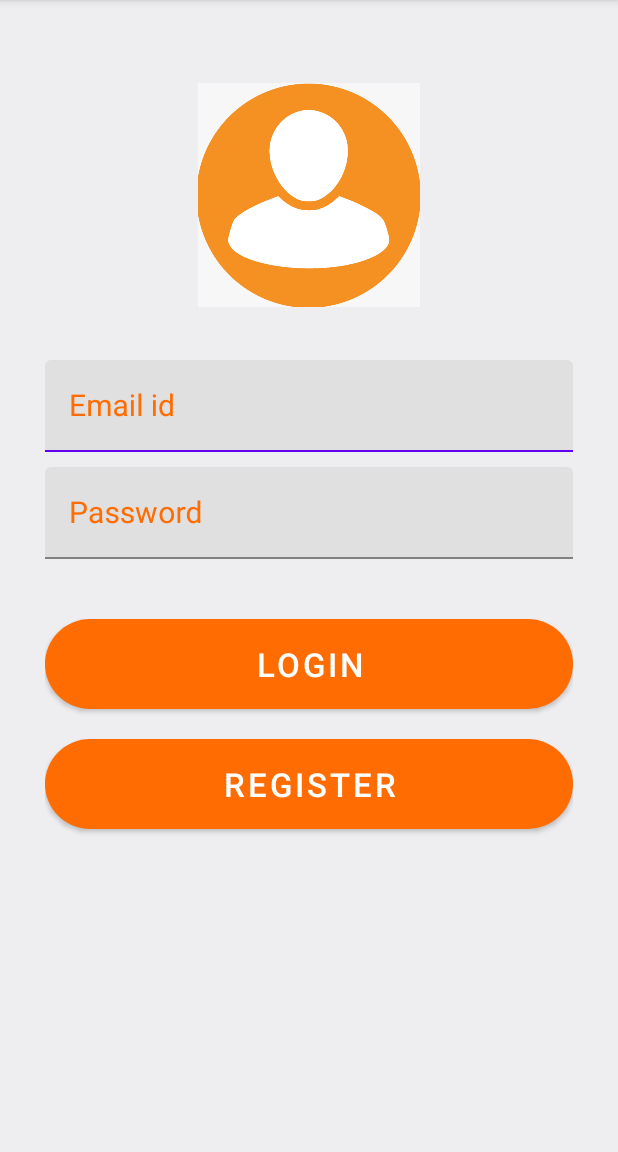
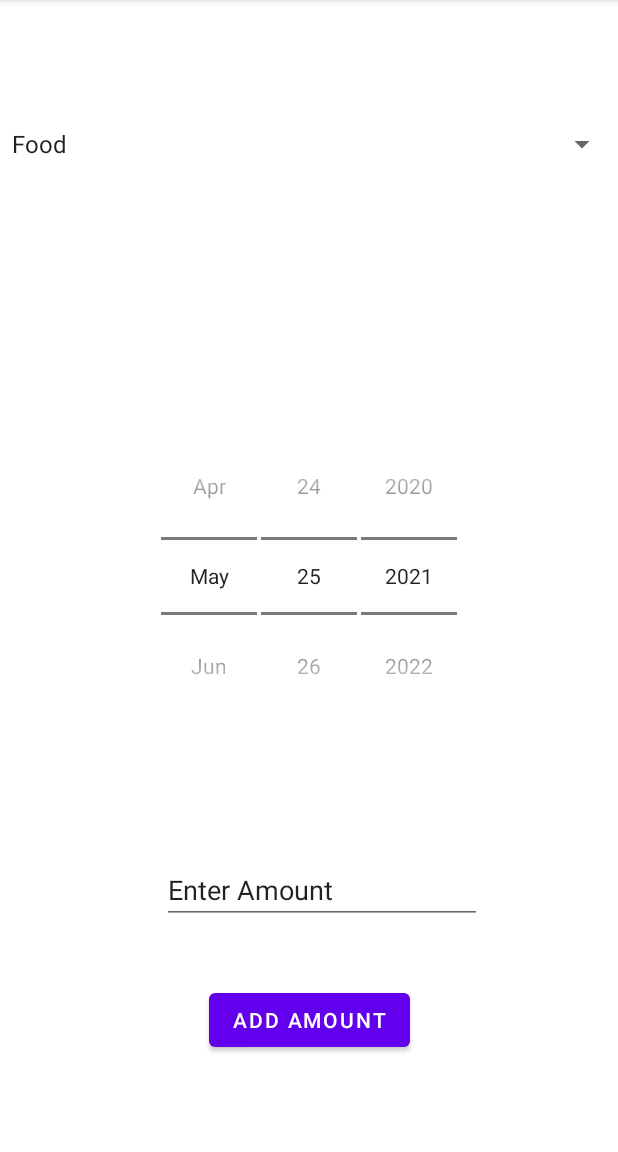
Before and after one commit to abhilash1004/ExpenseHandler, an Android app: the screen it shows after launch (Login_Activity before the commit, AddExpenses after it), on a phone screen of 412 x 824 dp, the part 84-1236 px from its top. Run offline under Robolectric (Android 15) with nearby library versions, the phone set to English and light mode, and no system bars.

Commit message:
Databases of Goals and Expenditures Created, Add Expenses Activity Created

```diff
--- a/app/src/main/AndroidManifest.xml
+++ b/app/src/main/AndroidManifest.xml
@@ -9,7 +9,8 @@
         android:roundIcon="@mipmap/ic_launcher_round"
         android:supportsRtl="true"
         android:theme="@style/Theme.Expense_Handler">
-        <activity android:name=".activities.SampleDisplayActivity"></activity>
+        <activity android:name=".activities.AddExpenses"></activity>
+        <activity android:name=".activities.SampleDisplayActivity" />
         <activity android:name=".activities.SignUpActivity" />
         <activity android:name=".activities.Login_Activity" />
         <activity android:name=".MainActivity">
--- a/app/src/main/java/com/mad_lab_project/expense_handler/MainActivity.java
+++ b/app/src/main/java/com/mad_lab_project/expense_handler/MainActivity.java
@@ -6,6 +6,7 @@ import android.content.Intent;
 import android.os.Bundle;
 import android.widget.RelativeLayout;
 
+import com.mad_lab_project.expense_handler.activities.AddExpenses;
 import com.mad_lab_project.expense_handler.activities.Login_Activity;
 
 public class MainActivity extends AppCompatActivity {
@@ -19,7 +20,8 @@ public class MainActivity extends AppCompatActivity {
 
 
 
-        Intent loginPageIntent = new Intent(this, Login_Activity.class);
+        //Intent loginPageIntent = new Intent(this, Login_Activity.class);
+        Intent loginPageIntent = new Intent(this, AddExpenses.class);
         startActivity(loginPageIntent);
     }
 }
--- /dev/null
+++ b/app/src/main/java/com/mad_lab_project/expense_handler/activities/AddExpenses.java
@@ -0,0 +1,87 @@
+package com.mad_lab_project.expense_handler.activities;
+
+import androidx.appcompat.app.AppCompatActivity;
+
+import android.content.res.Resources;
+import android.os.Bundle;
+import android.util.Log;
+import android.view.View;
+import android.widget.AdapterView;
+import android.widget.ArrayAdapter;
+import android.widget.Button;
+import android.widget.DatePicker;
+import android.widget.EditText;
+import android.widget.Spinner;
+
+import com.mad_lab_project.expense_handler.R;
+import com.mad_lab_project.expense_handler.databases.ExpenditureDatabase;
+
+public class AddExpenses extends AppCompatActivity implements AdapterView.OnItemSelectedListener {
+    private String categories[];
+    DatePicker datePicker;
+    private String category;
+    int amt = 0;
+    @Override
+    protected void onCreate(Bundle savedInstanceState) {
+        super.onCreate(savedInstanceState);
+        setContentView(R.layout.activity_add_expenses);
+        Resources res = getResources();
+        categories = res.getStringArray(R.array.categoriesArray);
+        Spinner categoriesSpinner = (Spinner) findViewById(R.id.spinnerCategories);
+        categoriesSpinner.setOnItemSelectedListener(this);
+
+        ArrayAdapter<CharSequence> adapter = ArrayAdapter.createFromResource(this,R.array.categoriesArray, android.R.layout.simple_spinner_item);
+        adapter.setDropDownViewResource(android.R.layout.simple_spinner_dropdown_item);
+        categoriesSpinner.setAdapter(adapter);
+
+        Button addExpenditureBtn = (Button) findViewById(R.id.addExpenditureButton);
+
+
+        addExpenditureBtn.setOnClickListener(new View.OnClickListener() {
+            @Override
+            public void onClick(View v) {
+                ExpenditureDatabase db = new ExpenditureDatabase(AddExpenses.this);
+                EditText editTextAmt = (EditText) findViewById(R.id.editTextAmtExpenditure);
+                try{
+                    float x = Float.parseFloat(editTextAmt.getText().toString());
+                    amt = (int) x;
+                }
+                catch (Exception e){
+                    return;
+                }
+                if(Login_Activity.loggedInUserId.length() == 0)
+                    return;
+                if(!(db.addExpenditure(Login_Activity.loggedInUserId,category,getSelectedDate(),amt)))
+                {
+                    Log.d("Expenditure add: ","Failed");
+                    return;
+                }
+                else {
+                    //Change Intent to Home;
+                }
+            }
+        });
+
+
+
+    }
+
+    @Override
+    public void onItemSelected(AdapterView<?> parent, View view, int position, long id) {
+        category = categories[position];
+    }
+
+    @Override
+    public void onNothingSelected(AdapterView<?> parent) {
+
+    }
+
+    public String getSelectedDate(){
+        StringBuilder builder=new StringBuilder();;
+        builder.append(datePicker.getYear()+"-");
+        builder.append((datePicker.getMonth() + 1)+"-");//month is 0 based
+        builder.append(datePicker.getDayOfMonth());
+        return builder.toString();
+    }
+
+}
--- a/app/src/main/java/com/mad_lab_project/expense_handler/activities/Login_Activity.java
+++ b/app/src/main/java/com/mad_lab_project/expense_handler/activities/Login_Activity.java
@@ -14,6 +14,8 @@ import com.mad_lab_project.expense_handler.databases.UserPassDatabase;
 
 public class Login_Activity extends AppCompatActivity {
 
+    public static String loggedInUserId = "";
+
     @Override
     protected void onCreate(Bundle savedInstanceState) {
         super.onCreate(savedInstanceState);
@@ -28,8 +30,12 @@ public class Login_Activity extends AppCompatActivity {
 
                 UserPassDatabase db = new UserPassDatabase(Login_Activity.this);
                 if(db.checkCredentialsEntered(emailEditText.getText().toString(),passEditText.getText().toString())) {
+
+
+
                     Intent sampleActivityIntent = new Intent(Login_Activity.this, SampleDisplayActivity.class);
                     startActivity(sampleActivityIntent);
+
                 }
                 else {
                     Toast.makeText(Login_Activity.this,"Wrong Credentials / user Doesnt Exist" , Toast.LENGTH_LONG).show();
--- a/app/src/main/java/com/mad_lab_project/expense_handler/activities/SignUpActivity.java
+++ b/app/src/main/java/com/mad_lab_project/expense_handler/activities/SignUpActivity.java
@@ -63,6 +63,7 @@ public class SignUpActivity extends AppCompatActivity {
 
                 if(db.addUser(emailId,userId,pass1)) {
                     Toast.makeText(SignUpActivity.this,"You Have successfully Registered", Toast.LENGTH_LONG).show();
+                    Login_Activity.loggedInUserId = userId;
                 }
                 else {
                     Toast.makeText(SignUpActivity.this,"Error in Registration", Toast.LENGTH_LONG).show();
--- /dev/null
+++ b/app/src/main/res/layout/activity_add_expenses.xml
@@ -0,0 +1,53 @@
+<?xml version="1.0" encoding="utf-8"?>
+<androidx.constraintlayout.widget.ConstraintLayout xmlns:android="http://schemas.android.com/apk/res/android"
+    xmlns:app="http://schemas.android.com/apk/res-auto"
+    xmlns:tools="http://schemas.android.com/tools"
+    android:layout_width="match_parent"
+    android:layout_height="match_parent"
+    tools:context=".activities.AddExpenses">
+
+    <Spinner
+        android:id="@+id/spinnerCategories"
+        android:layout_width="match_parent"
+        android:layout_height="wrap_content"
+        android:layout_marginTop="84dp"
+        android:spinnerMode="dialog"
+        app:layout_constraintEnd_toEndOf="parent"
+        app:layout_constraintHorizontal_bias="0.0"
+        app:layout_constraintStart_toStartOf="parent"
+        app:layout_constraintTop_toTopOf="parent" />
+
+    <DatePicker
+        android:id="@+id/datePicker"
+        style="@android:style/Widget.DatePicker"
+        android:layout_width="321dp"
+        android:layout_height="251dp"
+        android:layout_centerHorizontal="true"
+        app:layout_constraintBottom_toBottomOf="parent"
+        app:layout_constraintEnd_toEndOf="parent"
+        app:layout_constraintStart_toStartOf="parent"
+        app:layout_constraintTop_toTopOf="parent" />
+
+    <EditText
+        android:id="@+id/editTextAmtExpenditure"
+        android:layout_width="wrap_content"
+        android:layout_height="wrap_content"
+        android:layout_marginBottom="152dp"
+        android:ems="10"
+        android:inputType="textPersonName"
+        android:text="Enter Amount"
+        app:layout_constraintBottom_toBottomOf="parent"
+        app:layout_constraintEnd_toEndOf="parent"
+        app:layout_constraintHorizontal_bias="0.542"
+        app:layout_constraintStart_toStartOf="parent" />
+
+    <Button
+        android:id="@+id/addExpenditureButton"
+        android:layout_width="wrap_content"
+        android:layout_height="wrap_content"
+        android:layout_marginBottom="64dp"
+        android:text="Add Amount"
+        app:layout_constraintBottom_toBottomOf="parent"
+        app:layout_constraintEnd_toEndOf="parent"
+        app:layout_constraintStart_toStartOf="parent" />
+</androidx.constraintlayout.widget.ConstraintLayout>
--- a/app/src/main/res/values/strings.xml
+++ b/app/src/main/res/values/strings.xml
@@ -1,3 +1,14 @@
 <resources>
     <string name="app_name">Expense_Handler</string>
+    <string-array name="categoriesArray">
+        <item>Food</item>
+        <item>Transportation</item>
+        <item>Bills and Taxes</item>
+        <item>Groceries</item>
+        <item>Shopping</item>
+        <item>Entertainment</item>
+        <item>Self Improvement</item>
+        <item>Family Events</item>
+        <item>Miscellaneous</item>
+    </string-array>
 </resources>
```
Also changed, not shown: app/src/main/java/com/mad_lab_project/expense_handler/databases/ExpenditureDatabase.java (added, +56 -0 lines), app/src/main/java/com/mad_lab_project/expense_handler/databases/GoalsDatabase.java (added, +53 -0 lines), app/src/main/java/com/mad_lab_project/expense_handler/databases/UserPassDatabase.java (+9 -1 lines).
